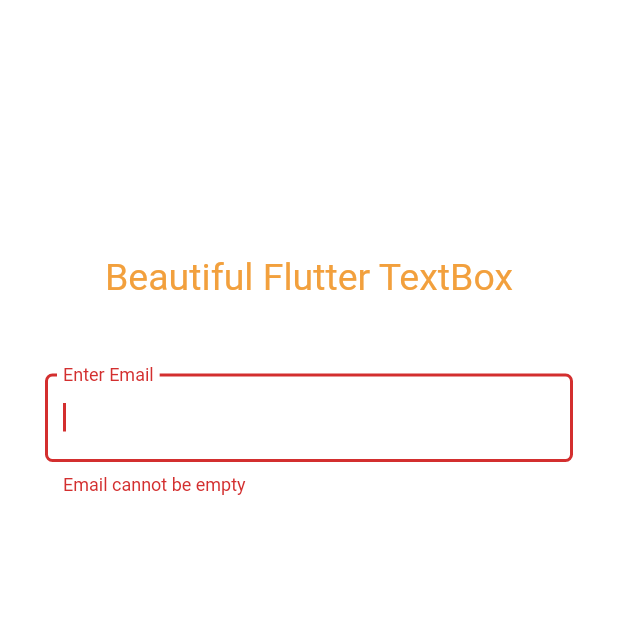
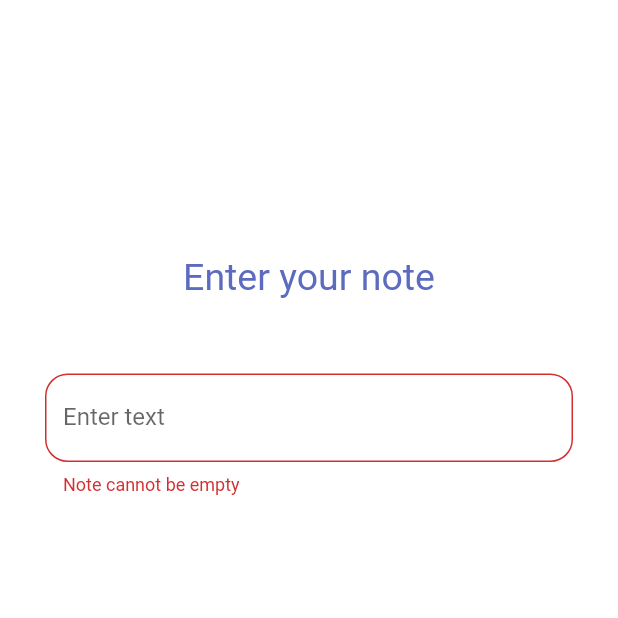
Before and after one commit to aerfio/flutter-project, a Flutter app: the screen it shows after launch, on a phone screen of 412 x 824 dp, the top half of it. Run offline on Flutter 3.47's test engine with Material 2 defaults, Android fonts, the phone set to English and light mode, and no system bars; Roboto replaces fonts that are missing (Poppins).

Commit message:
update texts

```diff
--- a/lib/main.dart
+++ b/lib/main.dart
@@ -6,13 +6,9 @@ void main() => runApp(new MyApp());
 class MyApp extends StatelessWidget {
   @override
   Widget build(BuildContext context) {
-    Color hexToColor(String code) {
-      return new Color(int.parse(code.substring(1, 7), radix: 16) + 0xFF000000);
-    }
-
     return MaterialApp(
         debugShowCheckedModeBanner: false,
-        title: "Welcome to Flutter",
+        title: "Welcome pczk",
         home: new Material(
             child: new Container(
                 padding: const EdgeInsets.all(30.0),
@@ -22,31 +18,29 @@ class MyApp extends StatelessWidget {
                       child: new Column(children: [
                     Padding(padding: EdgeInsets.only(top: 140.0)),
                     new Text(
-                      'Beautiful Flutter TextBox',
+                      'Enter your note',
                       style: new TextStyle(
-                          color: hexToColor('#F2A03D'), fontSize: 25.0),
+                          color: Colors.indigo.shade400, fontSize: 25.0),
                     ),
                     new Padding(padding: EdgeInsets.only(top: 50.0)),
                     new TextFormField(
-                      autofocus: true,
                       autovalidate: true,
                       decoration: new InputDecoration(
-                        labelText: "Enter Email",
+                        labelText: "Enter text",
                         fillColor: Colors.white,
                         border: new OutlineInputBorder(
-                          borderRadius: new BorderRadius.circular(5.0),
+                          borderRadius: new BorderRadius.circular(15.0),
                           borderSide: new BorderSide(),
                         ),
-                        //fillColor: Colors.green
                       ),
                       validator: (val) {
                         if (val.length == 0) {
-                          return "Email cannot be empty";
+                          return "Note cannot be empty";
                         } else {
                           return null;
                         }
                       },
-                      keyboardType: TextInputType.emailAddress,
+                      keyboardType: TextInputType.text,
                       style: new TextStyle(
                         fontFamily: "Poppins",
                       ),
```
